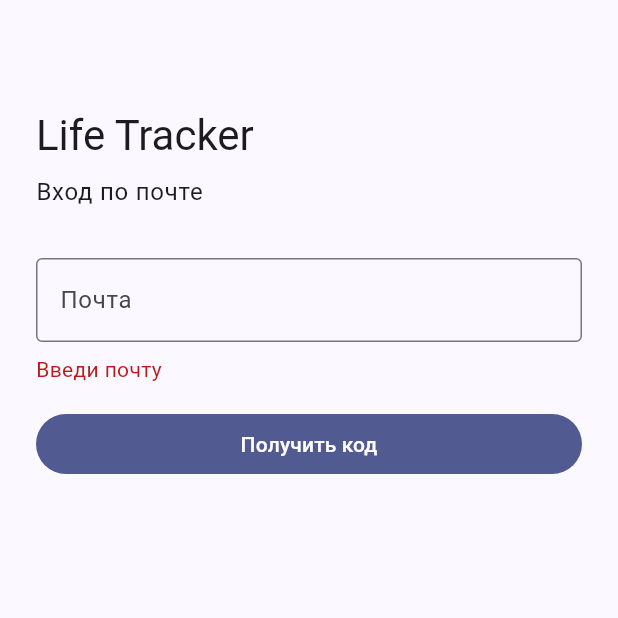
After one commit to Ex1zed/life-tracker, a Flutter app: the screen it shows after launch, after a tap on "Получить код", on a phone screen of 412 x 824 dp, the top half of it. The commit adds this screen. Run offline on Flutter 3.47's test engine with Material 3 defaults, Android fonts, the phone set to English and light mode, and no system bars; our stand-ins replace dio, drift, drift_flutter, flutter_riverpod, flutter_secure_storage, material_ui; accounts and stored records are empty; generated files the repository leaves out were written again.

Commit message:
Add required sign-in: auth gate, login screen and sign-out

```diff
--- /dev/null
+++ b/app/lib/core/auth_gate.dart
@@ -0,0 +1,24 @@
+import 'package:flutter_riverpod/flutter_riverpod.dart';
+import 'package:material_ui/material_ui.dart';
+
+import '../features/auth/auth_controller.dart';
+import '../features/auth/login_screen.dart';
+import 'app_shell.dart';
+
+/// Shows the app only to a signed-in user; otherwise the login screen.
+class AuthGate extends ConsumerWidget {
+  const AuthGate({super.key});
+
+  @override
+  Widget build(BuildContext context, WidgetRef ref) {
+    final auth = ref.watch(authControllerProvider);
+    return auth.when(
+      data: (signedIn) => signedIn ? const AppShell() : const LoginScreen(),
+      loading: () => const Scaffold(
+        body: Center(child: CircularProgressIndicator()),
+      ),
+      // Can't read the token storage: safest is to ask to sign in again.
+      error: (_, _) => const LoginScreen(),
+    );
+  }
+}
--- /dev/null
+++ b/app/lib/features/auth/login_screen.dart
@@ -0,0 +1,164 @@
+import 'package:flutter/services.dart';
+import 'package:flutter_riverpod/flutter_riverpod.dart';
+import 'package:material_ui/material_ui.dart';
+
+import '../../data/providers.dart';
+import '../../data/repositories/auth_repository.dart';
+import 'auth_controller.dart';
+
+class LoginScreen extends ConsumerStatefulWidget {
+  const LoginScreen({super.key});
+
+  @override
+  ConsumerState<LoginScreen> createState() => _LoginScreenState();
+}
+
+class _LoginScreenState extends ConsumerState<LoginScreen> {
+  final _emailController = TextEditingController();
+  final _codeController = TextEditingController();
+  bool _codeSent = false;
+  bool _busy = false;
+  String? _error;
+
+  String get _email => _emailController.text.trim();
+
+  Future<void> _requestCode() async {
+    if (!_email.contains('@')) {
+      setState(() => _error = 'Введи почту');
+      return;
+    }
+    await _run(
+      () async {
+        await ref.read(authRepositoryProvider).requestCode(_email);
+        if (mounted) setState(() => _codeSent = true);
+      },
+      tooManyMessage: 'Подожди минуту перед новым запросом кода',
+    );
+  }
+
+  Future<void> _verifyCode() async {
+    final code = _codeController.text.trim();
+    if (code.length != 6) {
+      setState(() => _error = 'Код состоит из 6 цифр');
+      return;
+    }
+    // On success the auth gate replaces this screen with the app.
+    await _run(
+      () => ref.read(authControllerProvider.notifier).verifyCode(_email, code),
+      tooManyMessage: 'Слишком много попыток — запроси новый код',
+    );
+  }
+
+  /// Shared busy/error handling for both buttons.
+  Future<void> _run(
+    Future<void> Function() action, {
+    required String tooManyMessage,
+  }) async {
+    FocusScope.of(context).unfocus();
+    setState(() {
+      _busy = true;
+      _error = null;
+    });
+    try {
+      await action();
+    } on AuthException catch (e) {
+      if (!mounted) return;
+      setState(() {
+        _error = switch (e.error) {
+          AuthError.invalidCode => 'Неверный или просроченный код',
+          AuthError.tooManyRequests => tooManyMessage,
+          AuthError.network => 'Нет связи с сервером. Проверь интернет',
+          AuthError.unknown => 'Что-то пошло не так. Попробуй ещё раз',
+        };
+      });
+    } finally {
+      if (mounted) setState(() => _busy = false);
+    }
+  }
+
+  void _changeEmail() {
+    setState(() {
+      _codeSent = false;
+      _error = null;
+      _codeController.clear();
+    });
+  }
+
+  @override
+  void dispose() {
+    _emailController.dispose();
+    _codeController.dispose();
+    super.dispose();
+  }
+
+  @override
+  Widget build(BuildContext context) {
+    final theme = Theme.of(context);
+
+    return Scaffold(
+      body: SafeArea(
+        child: ListView(
+          padding: const EdgeInsets.all(24),
+          children: [
+            const SizedBox(height: 48),
+            Text('Life Tracker', style: theme.textTheme.headlineMedium),
+            const SizedBox(height: 8),
+            Text('Вход по почте', style: theme.textTheme.bodyLarge),
+            const SizedBox(height: 32),
+            TextField(
+              controller: _emailController,
+              enabled: !_codeSent && !_busy,
+              keyboardType: TextInputType.emailAddress,
+              autocorrect: false,
+              decoration: const InputDecoration(
+                labelText: 'Почта',
+                border: OutlineInputBorder(),
+              ),
+            ),
+            if (_codeSent) ...[
+              const SizedBox(height: 16),
+              Text('Код отправлен на $_email'),
+              const SizedBox(height: 8),
+              TextField(
+                controller: _codeController,
+                enabled: !_busy,
+                autofocus: true,
+                keyboardType: TextInputType.number,
+                maxLength: 6,
+                inputFormatters: [FilteringTextInputFormatter.digitsOnly],
+                decoration: const InputDecoration(
+                  labelText: 'Код из письма',
+                  border: OutlineInputBorder(),
+                ),
+              ),
+            ],
+            if (_error != null) ...[
+              const SizedBox(height: 8),
+              Text(_error!, style: TextStyle(color: theme.colorScheme.error)),
+            ],
+            const SizedBox(height: 16),
+            FilledButton(
+              onPressed: _busy ? null : (_codeSent ? _verifyCode : _requestCode),
+              child: _busy
+                  ? const SizedBox.square(
+                      dimension: 20,
+                      child: CircularProgressIndicator(strokeWidth: 2),
+                    )
+                  : Text(_codeSent ? 'Войти' : 'Получить код'),
+            ),
+            if (_codeSent) ...[
+              TextButton(
+                onPressed: _busy ? null : _requestCode,
+                child: const Text('Отправить код ещё раз'),
+              ),
+              TextButton(
+                onPressed: _busy ? null : _changeEmail,
+                child: const Text('Изменить почту'),
+              ),
+            ],
+          ],
+        ),
+      ),
+    );
+  }
+}
--- a/app/lib/main.dart
+++ b/app/lib/main.dart
@@ -1,7 +1,7 @@
 import 'package:material_ui/material_ui.dart';
 import 'package:flutter_riverpod/flutter_riverpod.dart';
 
-import 'core/app_shell.dart';
+import 'core/auth_gate.dart';
 
 void main() {
   // ProviderScope stores the state of all Riverpod providers in the app.
@@ -25,7 +25,7 @@ class LifeTrackerApp extends StatelessWidget {
           brightness: Brightness.dark,
         ),
       ),
-      home: const AppShell(),
+      home: const AuthGate()
     );
   }
 }
```
Also changed, not shown: app/lib/data/local/app_database.dart (+7 -0 lines), app/lib/features/auth/auth_controller.dart (added, +26 -0 lines), app/lib/features/checkin/checkin_screen.dart (+33 -2 lines), lib/features/auth/auth_controller.dart (added), lib/features/auth/login_screen.dart (added), 2 other files.
